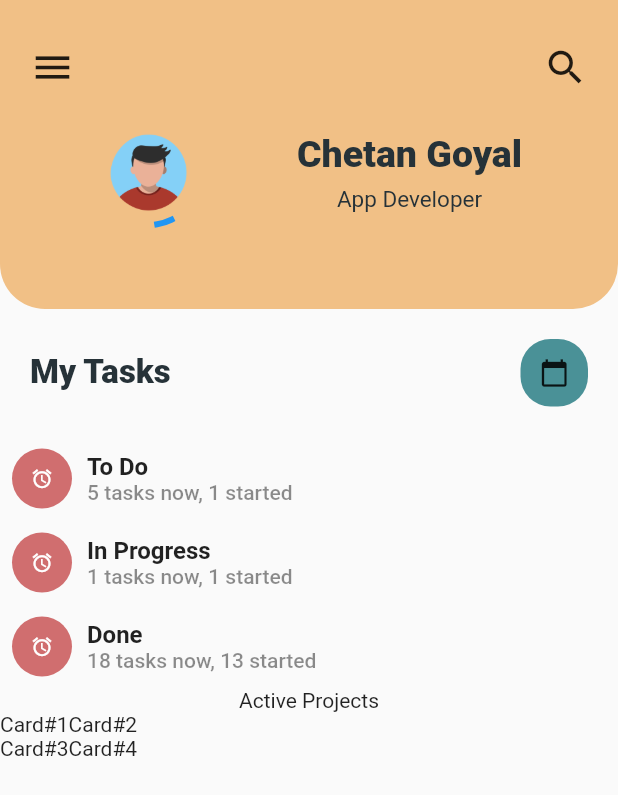
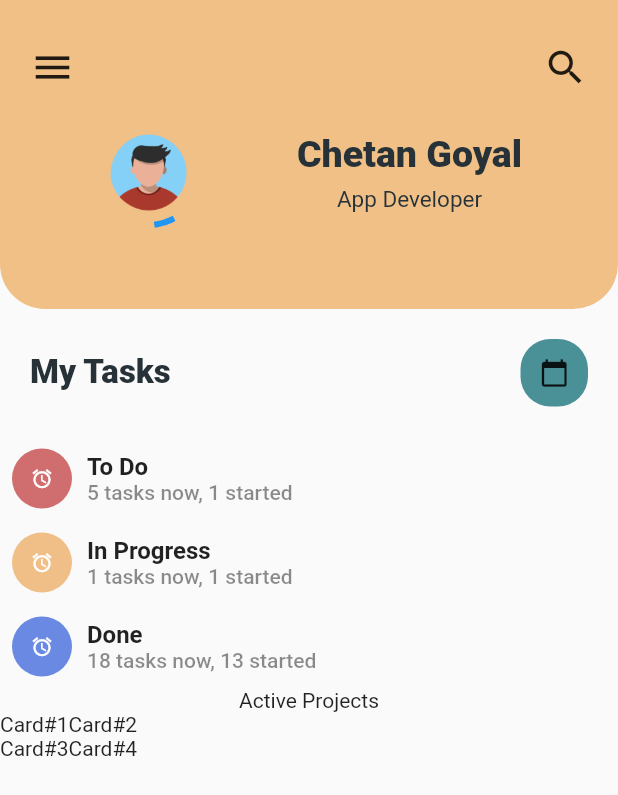
Before and after one commit to Chetan-Goyal/Flutter-HomeScreen-UI, a Flutter app: the screen it shows after launch, on a phone screen of 412 x 824 dp. Shown: the top 795 px of the screen. Run offline on Flutter 3.47's test engine with Material 2 defaults, Android fonts, the phone set to English and light mode, and no system bars.

Commit message:
Changes Colour of In Progress and Done Section as well

```diff
--- a/lib/screens/home_screen/home_screen.dart
+++ b/lib/screens/home_screen/home_screen.dart
@@ -131,13 +131,13 @@ class HomeScreen extends StatelessWidget {
             icon: Icons.alarm,
             heading: "In Progress",
             details: "1 tasks now, 1 started",
-            iconBackgroundColor: Color.fromRGBO(208, 110, 111, 1),
+            iconBackgroundColor: Color.fromRGBO(240, 191, 135, 1),
           ),
           MyTasksRow(
             icon: Icons.alarm,
             heading: "Done",
             details: "18 tasks now, 13 started",
-            iconBackgroundColor: Color.fromRGBO(208, 110, 111, 1),
+            iconBackgroundColor: Color.fromRGBO(106, 137, 226, 1),
           ),
           Text("Active Projects"),
           Row(children: [
```
